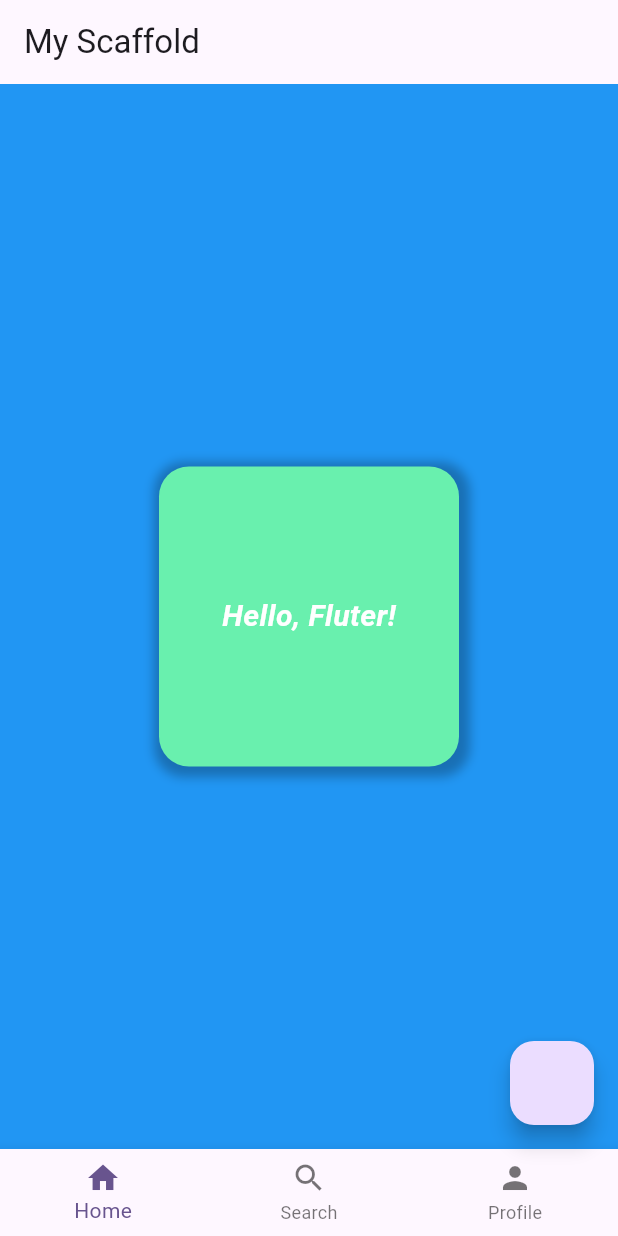
After one commit to LucHo251025/Fullter-Learn, a Flutter app: the screen it shows after launch, on a phone screen of 412 x 824 dp. The commit adds this screen. Run offline on Flutter 3.47's test engine with Material 3 defaults, Android fonts, the phone set to English and light mode, and no system bars.

Commit message:
MyContainer

```diff
--- /dev/null
+++ b/lib/learn/day3-widgets/MyContainer.dart
@@ -0,0 +1,63 @@
+import "package:flutter/material.dart";
+
+class MyContainer extends StatelessWidget {
+  const MyContainer({super.key});
+  @override
+  Widget build(BuildContext context) {
+
+    return Scaffold(
+      appBar: AppBar(
+        title: const Text("My Scaffold" ),
+      ),
+      backgroundColor: Colors.blue  ,
+      body: Center(
+        child:
+          Container(
+            width: 200,
+            height: 200,
+            padding: const EdgeInsets.all(20),
+            margin: const EdgeInsets.all(20),
+            decoration: BoxDecoration(
+              color: Colors.greenAccent,
+              borderRadius:  BorderRadius.circular(20),
+              boxShadow: [
+                BoxShadow(
+                  color: Colors.black26,
+                  spreadRadius: 5,
+                  offset: Offset(2, 2),
+                  blurRadius: 5,
+                ),
+              ]
+            ),
+            child: Align(
+              alignment: Alignment.center,
+              child: Text(
+                'Hello, Fluter!',
+                style: TextStyle(
+                  fontSize: 20,
+                  color: Colors.white,
+                  fontWeight: FontWeight.bold,
+                  fontStyle: FontStyle.italic,
+                ),
+              ),
+            ),
+          )
+      ),
+      floatingActionButton:FloatingActionButton(onPressed: (){print("All");}) ,
+      bottomNavigationBar: BottomNavigationBar(items: [
+        BottomNavigationBarItem(
+          icon: Icon(Icons.home),
+          label: 'Home',
+        ),
+        BottomNavigationBarItem(
+          icon: Icon(Icons.search),
+          label: 'Search',
+        ),
+        BottomNavigationBarItem(
+          icon: Icon(Icons.person),
+          label: 'Profile',
+        ),
+      ]),
+    );
+  }
+}
--- a/lib/main.dart
+++ b/lib/main.dart
@@ -1,5 +1,5 @@
 import 'package:flutter/material.dart';
-import 'package:flutter_learn/learn/day3-widgets/MyText.dart';
+import 'package:flutter_learn/learn/day3-widgets/MyContainer.dart';
 void main() {
   runApp(const MyApp());
 }
@@ -17,7 +17,7 @@ class MyApp extends StatelessWidget {
         colorScheme: ColorScheme.fromSeed(seedColor: Colors.deepPurple),
         useMaterial3: true,
       ),
-      home: const MyText(),
+      home: const MyContainer(),
     );
   }
 }
```
